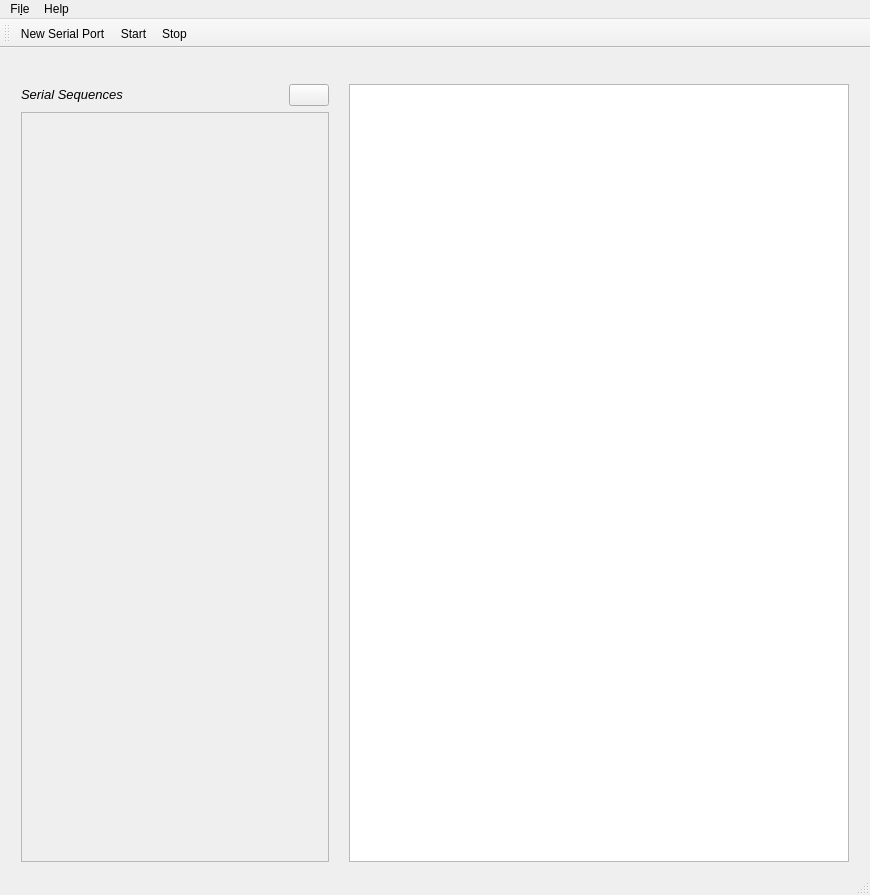
Old version of the form mainwindow.ui in the repository rcetin/pipo.
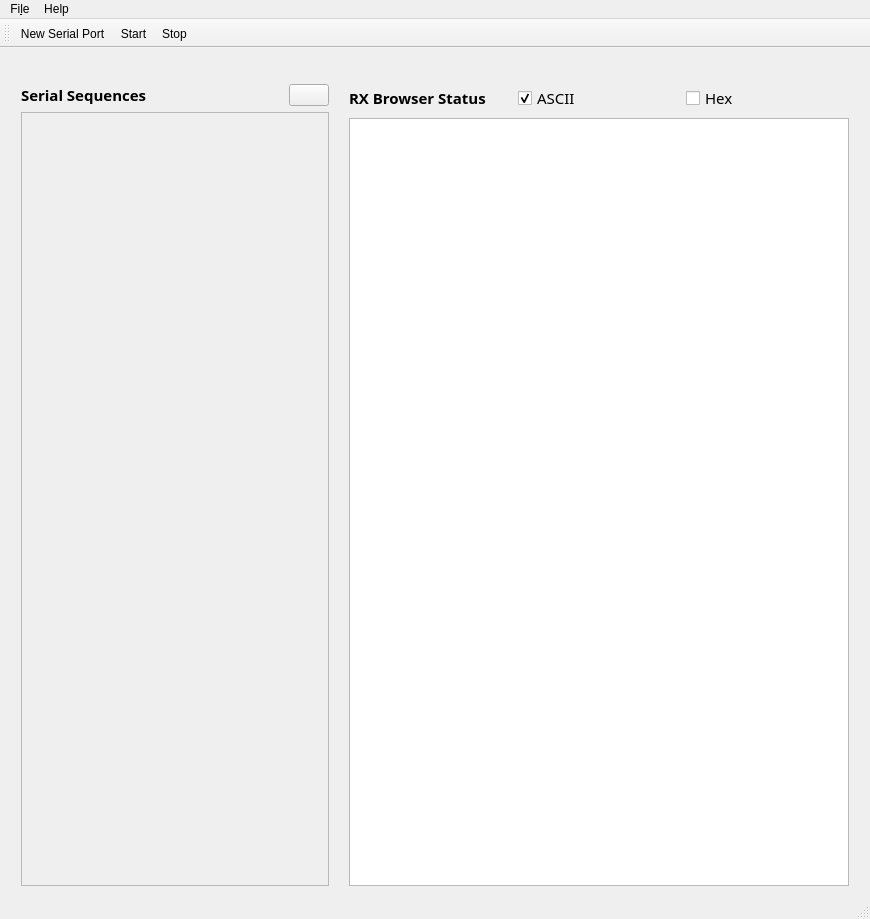
New version of the form. Icons and pictures are not drawn.

Commit message: hex or ascii option is added for RX data in TextBrowser

Diff of the .ui file:
```diff
--- a/mainwindow.ui
+++ b/mainwindow.ui
@@ -97,8 +97,11 @@
             </property>
             <property name="font">
              <font>
-              <pointsize>10</pointsize>
-              <italic>true</italic>
+              <family>Ubuntu Mono</family>
+              <pointsize>11</pointsize>
+              <weight>75</weight>
+              <italic>false</italic>
+              <bold>true</bold>
               <underline>false</underline>
              </font>
             </property>
@@ -203,6 +206,59 @@
        </layout>
       </item>
       <item>
+       <layout class="QVBoxLayout" name="verticalLayout_2">
+        <item>
+         <layout class="QHBoxLayout" name="horizontalLayout_4" stretch="0,0,0">
+          <item>
+           <widget class="QLabel" name="label_2">
+            <property name="font">
+             <font>
+              <family>Ubuntu Mono</family>
+              <pointsize>11</pointsize>
+              <weight>75</weight>
+              <bold>true</bold>
+             </font>
+            </property>
+            <property name="toolTip">
+             <string>TX is automatically converted to data type.</string>
+            </property>
+            <property name="text">
+             <string>RX Browser Status</string>
+            </property>
+           </widget>
+          </item>
+          <item>
+           <widget class="QCheckBox" name="ascCheck">
+            <property name="font">
+             <font>
+              <family>Ubuntu Mono</family>
+              <pointsize>11</pointsize>
+             </font>
+            </property>
+            <property name="text">
+             <string>ASCII</string>
+            </property>
+            <property name="checked">
+             <bool>true</bool>
+            </property>
+           </widget>
+          </item>
+          <item>
+           <widget class="QCheckBox" name="hexCheck">
+            <property name="font">
+             <font>
+              <family>Ubuntu Mono</family>
+              <pointsize>11</pointsize>
+             </font>
+            </property>
+            <property name="text">
+             <string>Hex</string>
+            </property>
+           </widget>
+          </item>
+         </layout>
+        </item>
+        <item>
        <widget class="QTextBrowser" name="textBrowser">
         <property name="sizePolicy">
          <sizepolicy hsizetype="Minimum" vsizetype="Minimum">
@@ -224,6 +280,8 @@
      </layout>
     </item>
    </layout>
+    </item>
+   </layout>
   </widget>
   <widget class="QMenuBar" name="menuBar">
    <property name="geometry">
@@ -329,7 +387,7 @@
   </action>
   <action name="actionAbout">
    <property name="text">
-    <string>About</string>
+    <string>&amp;About</string>
    </property>
   </action>
  </widget>
```
Lines whose indentation alone changed are shown as unchanged. The commit also changes 2 other files.
